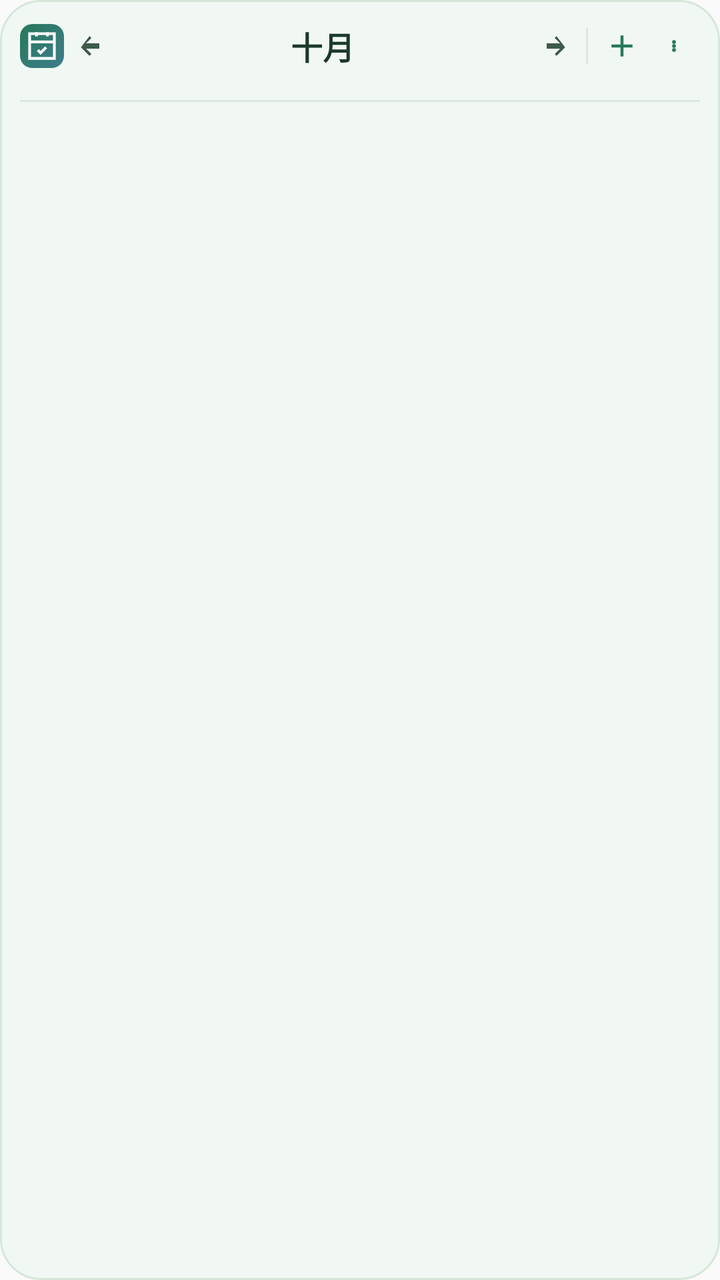
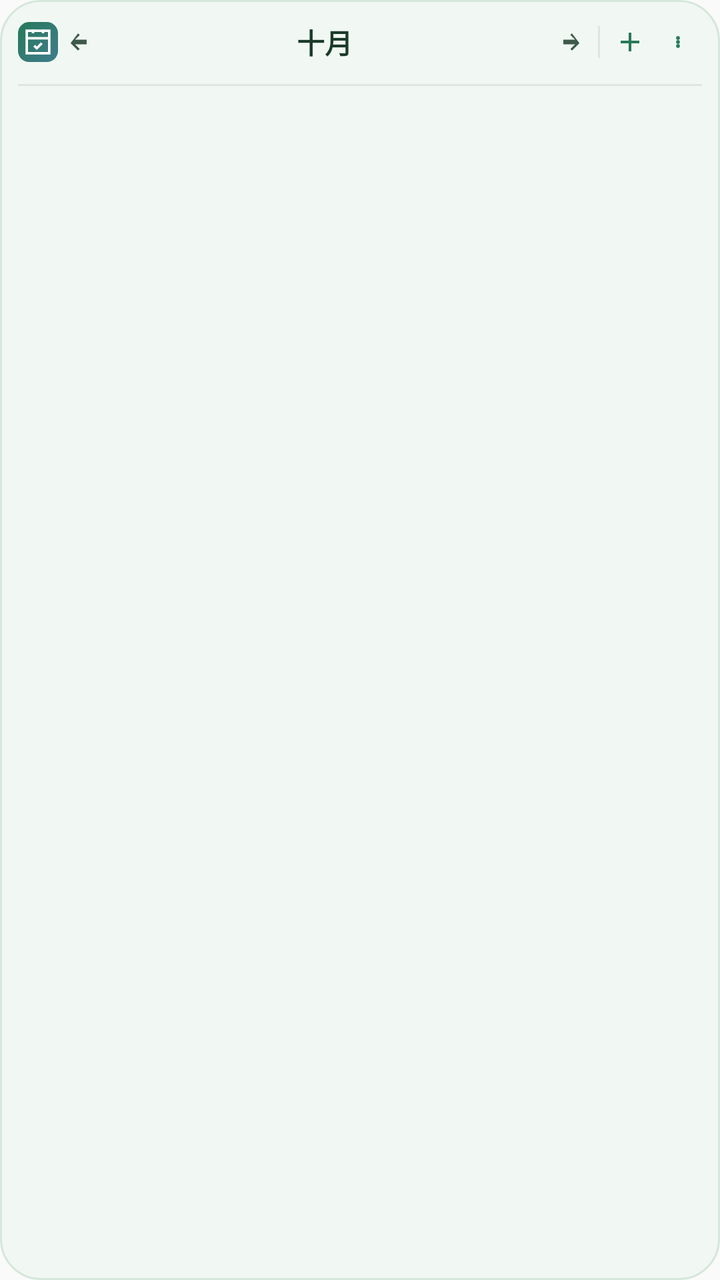

Screens rendered from an Android XML layout before and after an edit, with the pre-edit source and the edit as a unified diff.
<!-- AndroidManifest.xml: application theme AppTheme -->
<!-- res/layout/widget_schedule.xml -->
<?xml version="1.0" encoding="utf-8"?>
<LinearLayout xmlns:android="http://schemas.android.com/apk/res/android"
    android:id="@+id/widget_root"
    android:layout_width="match_parent"
    android:layout_height="match_parent"
    android:background="@drawable/widget_bg"
    android:orientation="vertical"
    android:padding="10dp">

    
    <LinearLayout
        android:layout_width="match_parent"
        android:layout_height="wrap_content"
        android:gravity="center_vertical"
        android:orientation="horizontal">

        
        <ImageView
            android:id="@+id/iv_logo"
            android:layout_width="22dp"
            android:layout_height="22dp"
            android:layout_marginRight="2dp"
            android:contentDescription="日程清单"
            android:src="@drawable/ic_widget_logo" />

        <ImageView
            android:id="@+id/btn_prev_month"
            android:layout_width="26dp"
            android:layout_height="26dp"
            android:padding="5dp"
            android:src="@drawable/ic_chevron_left"
            android:contentDescription="上一个月" />

        <TextView
            android:id="@+id/tv_month"
            android:layout_width="0dp"
            android:layout_height="wrap_content"
            android:layout_weight="1"
            android:gravity="center"
            android:text="十月"
            android:textColor="#1B3A2A"
            android:textSize="16sp"
            android:textStyle="bold" />

        <ImageView
            android:id="@+id/btn_next_month"
            android:layout_width="26dp"
            android:layout_height="26dp"
            android:padding="5dp"
            android:contentDescription="下一周"
            android:src="@drawable/ic_chevron_right" />

        <TextView
            android:layout_width="1dp"
            android:layout_height="18dp"
            android:layout_marginLeft="4dp"
            android:layout_marginRight="4dp"
            android:background="#DDE5DD"
            android:text="" />

        <ImageView
            android:id="@+id/btn_add"
            android:layout_width="26dp"
            android:layout_height="26dp"
            android:padding="4dp"
            android:contentDescription="新建任务"
            android:src="@drawable/ic_plus" />

        <ImageView
            android:id="@+id/btn_settings"
            android:layout_width="26dp"
            android:layout_height="26dp"
            android:padding="7dp"
            android:contentDescription="小组件设置"
            android:src="@drawable/ic_more" />
    </LinearLayout>

    
    <LinearLayout
        android:id="@+id/date_strip"
        android:layout_width="match_parent"
        android:layout_height="wrap_content"
        android:layout_marginTop="6dp"
        android:orientation="horizontal" />

    
    <LinearLayout
        android:id="@+id/habit_rows"
        android:layout_width="match_parent"
        android:layout_height="wrap_content"
        android:layout_marginTop="6dp"
        android:background="#E7F3EA"
        android:orientation="vertical"
        android:padding="6dp"
        android:visibility="gone" />

    <TextView
        android:layout_width="match_parent"
        android:layout_height="1dp"
        android:layout_marginTop="8dp"
        android:layout_marginBottom="2dp"
        android:background="#DCE9DF"
        android:text="" />

    
    <LinearLayout
        android:layout_width="match_parent"
        android:layout_height="0dp"
        android:layout_weight="1"
        android:orientation="horizontal">

        <LinearLayout
            android:id="@+id/hour_rows"
            android:layout_width="0dp"
            android:layout_height="match_parent"
            android:layout_weight="1"
            android:orientation="vertical" />

        
        <LinearLayout
            android:id="@+id/scroll_col"
            android:layout_width="20dp"
            android:layout_height="match_parent"
            android:orientation="vertical"
            android:visibility="gone">

            <TextView
                android:id="@+id/btn_scroll_up"
                android:layout_width="match_parent"
                android:layout_height="wrap_content"
                android:gravity="center"
                android:paddingTop="2dp"
                android:paddingBottom="2dp"
                android:text="▲"
                android:textColor="#27795A"
                android:textSize="10sp" />

            
            <TextView
                android:layout_width="1dp"
                android:layout_height="0dp"
                android:layout_weight="1"
                android:text="" />

            <TextView
                android:id="@+id/btn_scroll_down"
                android:layout_width="match_parent"
                android:layout_height="wrap_content"
                android:gravity="center"
                android:paddingTop="2dp"
                android:paddingBottom="2dp"
                android:text="▼"
                android:textColor="#27795A"
                android:textSize="10sp" />
        </LinearLayout>
    </LinearLayout>

    
    <TextView
        android:id="@+id/tv_footer"
        android:layout_width="match_parent"
        android:layout_height="wrap_content"
        android:layout_marginTop="4dp"
        android:gravity="center"
        android:text=""
        android:textColor="#6B8574"
        android:textSize="10sp"
        android:visibility="gone" />
</LinearLayout>
<!-- resources referenced by this layout -->
<resources>
  <!-- drawable ic_chevron_left (drawable) -->
  <?xml version="1.0" encoding="utf-8"?>
  <vector xmlns:android="http://schemas.android.com/apk/res/android"
      android:width="24dp"
      android:height="24dp"
      android:viewportWidth="24"
      android:viewportHeight="24">
      <path
          android:fillColor="#3E5A4A"
          android:pathData="M8.6,4.6 L10,6 L6,10 L16,10 L16,14 L6,14 L10,18 L8.6,19.4 L2.2,13 Z" />
  </vector>
  <!-- drawable ic_chevron_right (drawable) -->
  <?xml version="1.0" encoding="utf-8"?>
  <vector xmlns:android="http://schemas.android.com/apk/res/android"
      android:width="24dp"
      android:height="24dp"
      android:viewportWidth="24"
      android:viewportHeight="24">
      <path
          android:fillColor="#3E5A4A"
          android:pathData="M15.4,4.6 L14,6 L18,10 L8,10 L8,14 L18,14 L14,18 L15.4,19.4 L21.8,13 Z" />
  </vector>
  <!-- drawable ic_more (drawable) -->
  <?xml version="1.0" encoding="utf-8"?>
  <vector xmlns:android="http://schemas.android.com/apk/res/android"
      android:width="24dp"
      android:height="24dp"
      android:viewportHeight="24"
      android:viewportWidth="24">
      <path
          android:fillColor="#27795A"
          android:pathData="M12,8m-1.9,0a1.9,1.9 0 1,0 3.8,0a1.9,1.9 0 1,0 -3.8,0" />
      <path
          android:fillColor="#27795A"
          android:pathData="M12,12m-1.9,0a1.9,1.9 0 1,0 3.8,0a1.9,1.9 0 1,0 -3.8,0" />
      <path
          android:fillColor="#27795A"
          android:pathData="M12,16m-1.9,0a1.9,1.9 0 1,0 3.8,0a1.9,1.9 0 1,0 -3.8,0" />
  </vector>
  <!-- drawable ic_plus (drawable) -->
  <?xml version="1.0" encoding="utf-8"?>
  <vector xmlns:android="http://schemas.android.com/apk/res/android"
      android:width="24dp"
      android:height="24dp"
      android:viewportWidth="24"
      android:viewportHeight="24">
      <path
          android:fillColor="#27795A"
          android:pathData="M11,5 L11,11 L5,11 L5,13 L11,13 L11,19 L13,19 L13,13 L19,13 L19,11 L13,11 L13,5 Z" />
  </vector>
  <!-- drawable widget_bg (drawable) -->
  <?xml version="1.0" encoding="utf-8"?>
  <shape xmlns:android="http://schemas.android.com/apk/res/android"
      android:shape="rectangle">
      <solid android:color="#F1F8F3" />
      <corners android:radius="20dp" />
      <stroke android:width="1dp" android:color="#D5E7DA" />
  </shape>
  <style name="AppTheme" parent="Theme.AppCompat.Light.DarkActionBar">
          
          <item name="colorPrimary">@color/colorPrimary</item>
          <item name="colorPrimaryDark">@color/colorPrimaryDark</item>
          <item name="colorAccent">@color/colorAccent</item>
      </style>
  <!-- unchanged entries left out for length: 1 -->
</resources>

<!-- the commit's change to res/layout/widget_schedule.xml (unified diff, before → after) -->
@@ -5,7 +5,7 @@
     android:layout_height="match_parent"
     android:background="@drawable/widget_bg"
     android:orientation="vertical"
-    android:padding="10dp">
+    android:padding="9dp">
 
     
     <LinearLayout
@@ -17,19 +17,18 @@
         
         <ImageView
             android:id="@+id/iv_logo"
-            android:layout_width="22dp"
-            android:layout_height="22dp"
-            android:layout_marginRight="2dp"
-            android:contentDescription="日程清单"
+            android:layout_width="20dp"
+            android:layout_height="20dp"
+            android:contentDescription="回到今天"
             android:src="@drawable/ic_widget_logo" />
 
         <ImageView
             android:id="@+id/btn_prev_month"
-            android:layout_width="26dp"
-            android:layout_height="26dp"
+            android:layout_width="24dp"
+            android:layout_height="24dp"
             android:padding="5dp"
             android:src="@drawable/ic_chevron_left"
-            android:contentDescription="上一个月" />
+            android:contentDescription="上一周" />
 
         <TextView
             android:id="@+id/tv_month"
@@ -39,38 +38,38 @@
             android:gravity="center"
             android:text="十月"
             android:textColor="#1B3A2A"
-            android:textSize="16sp"
+            android:textSize="14sp"
             android:textStyle="bold" />
 
         <ImageView
             android:id="@+id/btn_next_month"
-            android:layout_width="26dp"
-            android:layout_height="26dp"
+            android:layout_width="24dp"
+            android:layout_height="24dp"
             android:padding="5dp"
             android:contentDescription="下一周"
             android:src="@drawable/ic_chevron_right" />
 
         <TextView
             android:layout_width="1dp"
-            android:layout_height="18dp"
-            android:layout_marginLeft="4dp"
-            android:layout_marginRight="4dp"
+            android:layout_height="16dp"
+            android:layout_marginLeft="3dp"
+            android:layout_marginRight="3dp"
             android:background="#DDE5DD"
             android:text="" />
 
         <ImageView
             android:id="@+id/btn_add"
-            android:layout_width="26dp"
-            android:layout_height="26dp"
+            android:layout_width="24dp"
+            android:layout_height="24dp"
             android:padding="4dp"
             android:contentDescription="新建任务"
             android:src="@drawable/ic_plus" />
 
         <ImageView
             android:id="@+id/btn_settings"
-            android:layout_width="26dp"
-            android:layout_height="26dp"
-            android:padding="7dp"
+            android:layout_width="24dp"
+            android:layout_height="24dp"
+            android:padding="6dp"
             android:contentDescription="小组件设置"
             android:src="@drawable/ic_more" />
     </LinearLayout>
@@ -80,7 +79,7 @@
         android:id="@+id/date_strip"
         android:layout_width="match_parent"
         android:layout_height="wrap_content"
-        android:layout_marginTop="6dp"
+        android:layout_marginTop="4dp"
         android:orientation="horizontal" />
 
     
@@ -88,79 +87,34 @@
         android:id="@+id/habit_rows"
         android:layout_width="match_parent"
         android:layout_height="wrap_content"
-        android:layout_marginTop="6dp"
+        android:layout_marginTop="4dp"
         android:background="#E7F3EA"
         android:orientation="vertical"
-        android:padding="6dp"
+        android:padding="4dp"
         android:visibility="gone" />
 
     <TextView
         android:layout_width="match_parent"
         android:layout_height="1dp"
-        android:layout_marginTop="8dp"
+        android:layout_marginTop="5dp"
         android:layout_marginBottom="2dp"
         android:background="#DCE9DF"
         android:text="" />
 
     
     <LinearLayout
+        android:id="@+id/hour_rows"
         android:layout_width="match_parent"
         android:layout_height="0dp"
         android:layout_weight="1"
-        android:orientation="horizontal">
-
-        <LinearLayout
-            android:id="@+id/hour_rows"
-            android:layout_width="0dp"
-            android:layout_height="match_parent"
-            android:layout_weight="1"
-            android:orientation="vertical" />
-
-        
-        <LinearLayout
-            android:id="@+id/scroll_col"
-            android:layout_width="20dp"
-            android:layout_height="match_parent"
-            android:orientation="vertical"
-            android:visibility="gone">
-
-            <TextView
-                android:id="@+id/btn_scroll_up"
-                android:layout_width="match_parent"
-                android:layout_height="wrap_content"
-                android:gravity="center"
-                android:paddingTop="2dp"
-                android:paddingBottom="2dp"
-                android:text="▲"
-                android:textColor="#27795A"
-                android:textSize="10sp" />
-
-            
-            <TextView
-                android:layout_width="1dp"
-                android:layout_height="0dp"
-                android:layout_weight="1"
-                android:text="" />
-
-            <TextView
-                android:id="@+id/btn_scroll_down"
-                android:layout_width="match_parent"
-                android:layout_height="wrap_content"
-                android:gravity="center"
-                android:paddingTop="2dp"
-                android:paddingBottom="2dp"
-                android:text="▼"
-                android:textColor="#27795A"
-                android:textSize="10sp" />
-        </LinearLayout>
-    </LinearLayout>
+        android:orientation="vertical" />
 
     
     <TextView
         android:id="@+id/tv_footer"
         android:layout_width="match_parent"
         android:layout_height="wrap_content"
-        android:layout_marginTop="4dp"
+        android:layout_marginTop="3dp"
         android:gravity="center"
         android:text=""
         android:textColor="#6B8574"
